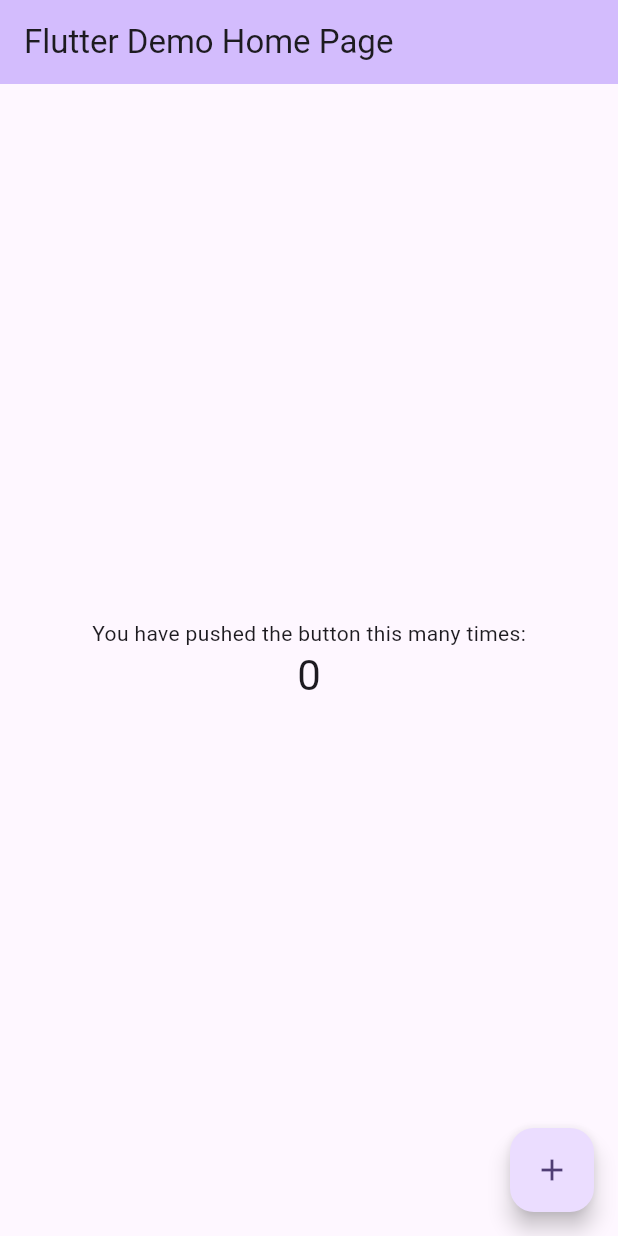
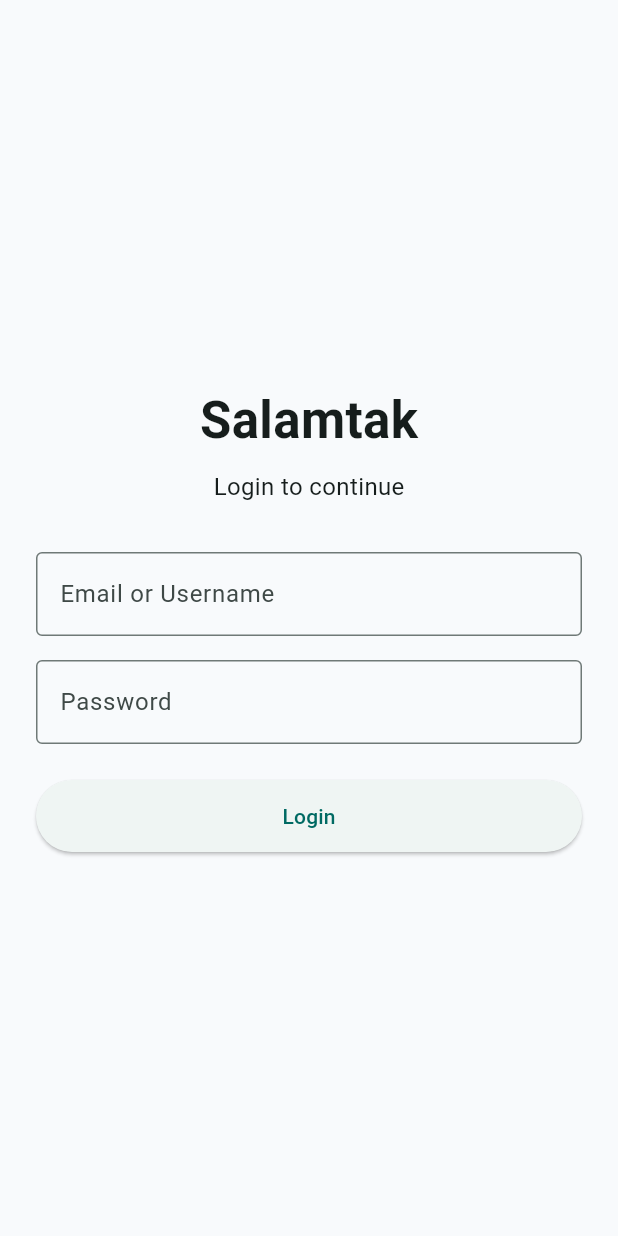
Before and after one commit to AliSwilem/salamtak_mobile, a Flutter app: the screen it shows after launch, on a phone screen of 412 x 824 dp. Run offline on Flutter 3.47's test engine with Material 3 defaults, Android fonts, the phone set to English and light mode, and no system bars; our stand-ins replace dio, flutter_riverpod, flutter_secure_storage, go_router.

Commit message:
Add shared Flutter foundation

```diff
--- /dev/null
+++ b/lib/core/constants/api_constants.dart
@@ -0,0 +1,3 @@
+class ApiConstants {
+  static const String baseUrl = 'http://localhost:8000';
+}
--- /dev/null
+++ b/lib/core/routing/app_router.dart
@@ -0,0 +1,25 @@
+import 'package:go_router/go_router.dart';
+
+import '../../features/auth/presentation/login_screen.dart';
+import '../../features/doctor/presentation/doctor_home_screen.dart';
+import '../../features/patient/presentation/patient_home_screen.dart';
+
+class AppRouter {
+  static final GoRouter router = GoRouter(
+    initialLocation: '/login',
+    routes: [
+      GoRoute(
+        path: '/login',
+        builder: (context, state) => const LoginScreen(),
+      ),
+      GoRoute(
+        path: '/patient',
+        builder: (context, state) => const PatientHomeScreen(),
+      ),
+      GoRoute(
+        path: '/doctor',
+        builder: (context, state) => const DoctorHomeScreen(),
+      ),
+    ],
+  );
+}
--- /dev/null
+++ b/lib/core/theme/app_theme.dart
@@ -0,0 +1,12 @@
+import 'package:flutter/material.dart';
+
+class AppTheme {
+  static ThemeData lightTheme = ThemeData(
+    useMaterial3: true,
+    colorSchemeSeed: const Color(0xFF0F766E),
+    scaffoldBackgroundColor: const Color(0xFFF8FAFC),
+    inputDecorationTheme: const InputDecorationTheme(
+      border: OutlineInputBorder(),
+    ),
+  );
+}
--- /dev/null
+++ b/lib/features/auth/presentation/login_screen.dart
@@ -0,0 +1,60 @@
+import 'package:flutter/material.dart';
+
+class LoginScreen extends StatelessWidget {
+  const LoginScreen({super.key});
+
+  @override
+  Widget build(BuildContext context) {
+    return Scaffold(
+      body: Padding(
+        padding: const EdgeInsets.all(24),
+        child: Center(
+          child: ConstrainedBox(
+            constraints: const BoxConstraints(maxWidth: 420),
+            child: Column(
+              mainAxisSize: MainAxisSize.min,
+              children: [
+                const Text(
+                  'Salamtak',
+                  style: TextStyle(
+                    fontSize: 34,
+                    fontWeight: FontWeight.bold,
+                  ),
+                ),
+                const SizedBox(height: 8),
+                const Text(
+                  'Login to continue',
+                  style: TextStyle(fontSize: 16),
+                ),
+                const SizedBox(height: 32),
+                const TextField(
+                  decoration: InputDecoration(
+                    labelText: 'Email or Username',
+                    border: OutlineInputBorder(),
+                  ),
+                ),
+                const SizedBox(height: 16),
+                const TextField(
+                  obscureText: true,
+                  decoration: InputDecoration(
+                    labelText: 'Password',
+                    border: OutlineInputBorder(),
+                  ),
+                ),
+                const SizedBox(height: 24),
+                SizedBox(
+                  width: double.infinity,
+                  height: 48,
+                  child: ElevatedButton(
+                    onPressed: () {},
+                    child: const Text('Login'),
+                  ),
+                ),
+              ],
+            ),
+          ),
+        ),
+      ),
+    );
+  }
+}
--- a/lib/main.dart
+++ b/lib/main.dart
@@ -1,122 +1,23 @@
 import 'package:flutter/material.dart';
+import 'package:flutter_riverpod/flutter_riverpod.dart';
+
+import 'core/routing/app_router.dart';
+import 'core/theme/app_theme.dart';
 
 void main() {
-  runApp(const MyApp());
+  runApp(const ProviderScope(child: SalamtakApp()));
 }
 
-class MyApp extends StatelessWidget {
-  const MyApp({super.key});
+class SalamtakApp extends StatelessWidget {
+  const SalamtakApp({super.key});
 
-  // This widget is the root of your application.
   @override
   Widget build(BuildContext context) {
-    return MaterialApp(
-      title: 'Flutter Demo',
-      theme: ThemeData(
-        // This is the theme of your application.
-        //
-        // TRY THIS: Try running your application with "flutter run". You'll see
-        // the application has a purple toolbar. Then, without quitting the app,
-        // try changing the seedColor in the colorScheme below to Colors.green
-        // and then invoke "hot reload" (save your changes or press the "hot
-        // reload" button in a Flutter-supported IDE, or press "r" if you used
-        // the command line to start the app).
-        //
-        // Notice that the counter didn't reset back to zero; the application
-        // state is not lost during the reload. To reset the state, use hot
-        // restart instead.
-        //
-        // This works for code too, not just values: Most code changes can be
-        // tested with just a hot reload.
-        colorScheme: .fromSeed(seedColor: Colors.deepPurple),
-      ),
-      home: const MyHomePage(title: 'Flutter Demo Home Page'),
+    return MaterialApp.router(
+      title: 'Salamtak Mobile',
+      debugShowCheckedModeBanner: false,
+      theme: AppTheme.lightTheme,
+      routerConfig: AppRouter.router,
     );
   }
 }
-
-class MyHomePage extends StatefulWidget {
-  const MyHomePage({super.key, required this.title});
-
-  // This widget is the home page of your application. It is stateful, meaning
-  // that it has a State object (defined below) that contains fields that affect
-  // how it looks.
-
-  // This class is the configuration for the state. It holds the values (in this
-  // case the title) provided by the parent (in this case the App widget) and
-  // used by the build method of the State. Fields in a Widget subclass are
-  // always marked "final".
-
-  final String title;
-
-  @override
-  State<MyHomePage> createState() => _MyHomePageState();
-}
-
-class _MyHomePageState extends State<MyHomePage> {
-  int _counter = 0;
-
-  void _incrementCounter() {
-    setState(() {
-      // This call to setState tells the Flutter framework that something has
-      // changed in this State, which causes it to rerun the build method below
-      // so that the display can reflect the updated values. If we changed
-      // _counter without calling setState(), then the build method would not be
-      // called again, and so nothing would appear to happen.
-      _counter++;
-    });
-  }
-
-  @override
-  Widget build(BuildContext context) {
-    // This method is rerun every time setState is called, for instance as done
-    // by the _incrementCounter method above.
-    //
-    // The Flutter framework has been optimized to make rerunning build methods
-    // fast, so that you can just rebuild anything that needs updating rather
-    // than having to individually change instances of widgets.
-    return Scaffold(
-      appBar: AppBar(
-        // TRY THIS: Try changing the color here to a specific color (to
-        // Colors.amber, perhaps?) and trigger a hot reload to see the AppBar
-        // change color while the other colors stay the same.
-        backgroundColor: Theme.of(context).colorScheme.inversePrimary,
-        // Here we take the value from the MyHomePage object that was created by
-        // the App.build method, and use it to set our appbar title.
-        title: Text(widget.title),
-      ),
-      body: Center(
-        // Center is a layout widget. It takes a single child and positions it
-        // in the middle of the parent.
-        child: Column(
-          // Column is also a layout widget. It takes a list of children and
-          // arranges them vertically. By default, it sizes itself to fit its
-          // children horizontally, and tries to be as tall as its parent.
-          //
-          // Column has various properties to control how it sizes itself and
-          // how it positions its children. Here we use mainAxisAlignment to
-          // center the children vertically; the main axis here is the vertical
-          // axis because Columns are vertical (the cross axis would be
-          // horizontal).
-          //
-          // TRY THIS: Invoke "debug painting" (choose the "Toggle Debug Paint"
-          // action in the IDE, or press "p" in the console), to see the
-          // wireframe for each widget.
-          mainAxisAlignment: .center,
-          children: [
-            const Text('You have pushed the button this many times:'),
-            Text(
-              '$_counter',
-              style: Theme.of(context).textTheme.headlineMedium,
-            ),
-          ],
-        ),
-      ),
-      floatingActionButton: FloatingActionButton(
-        onPressed: _incrementCounter,
-        tooltip: 'Increment',
-        child: const Icon(Icons.add),
-      ),
-    );
-  }
-}
--- a/pubspec.yaml
+++ b/pubspec.yaml
@@ -34,6 +34,10 @@ dependencies:
   # The following adds the Cupertino Icons font to your application.
   # Use with the CupertinoIcons class for iOS style icons.
   cupertino_icons: ^1.0.8
+  flutter_riverpod: ^3.3.1
+  go_router: ^17.2.3
+  flutter_secure_storage: ^10.2.0
+  dio: ^5.9.2
 
 dev_dependencies:
   flutter_test:
```
Also changed, not shown: lib/core/network/api_client.dart (added, +39 -0 lines), lib/core/storage/secure_storage_service.dart (added, +17 -0 lines), lib/features/doctor/presentation/doctor_home_screen.dart (added, +17 -0 lines), lib/features/patient/presentation/patient_home_screen.dart (added, +17 -0 lines), pubspec.lock, 6 other files.
